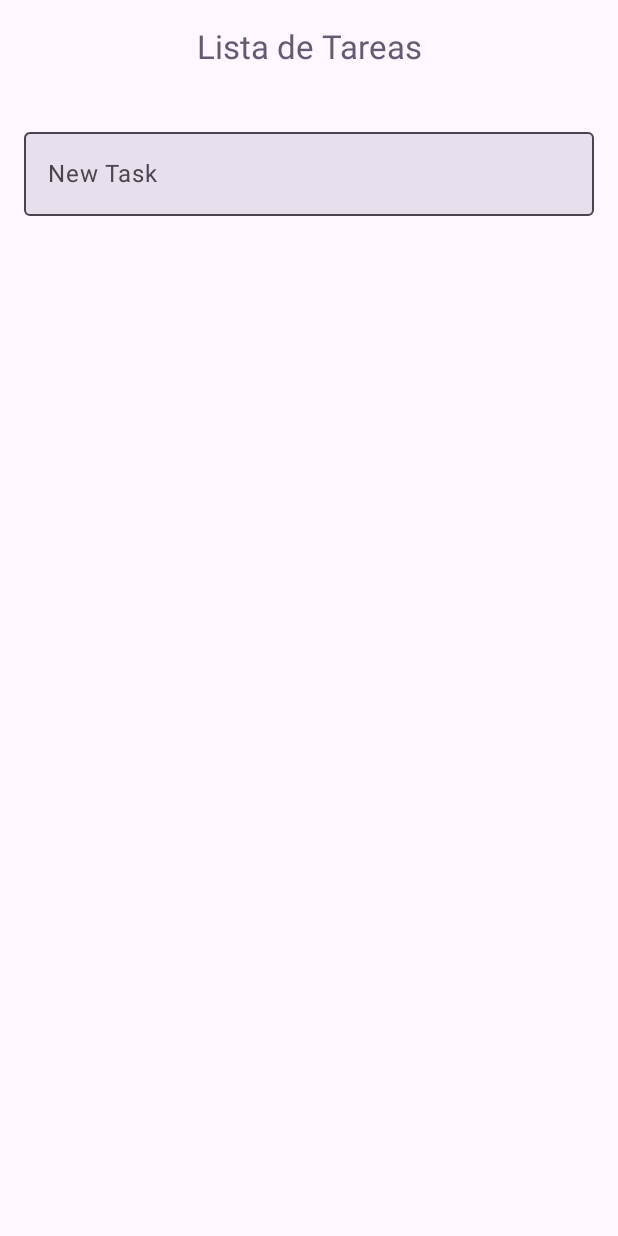
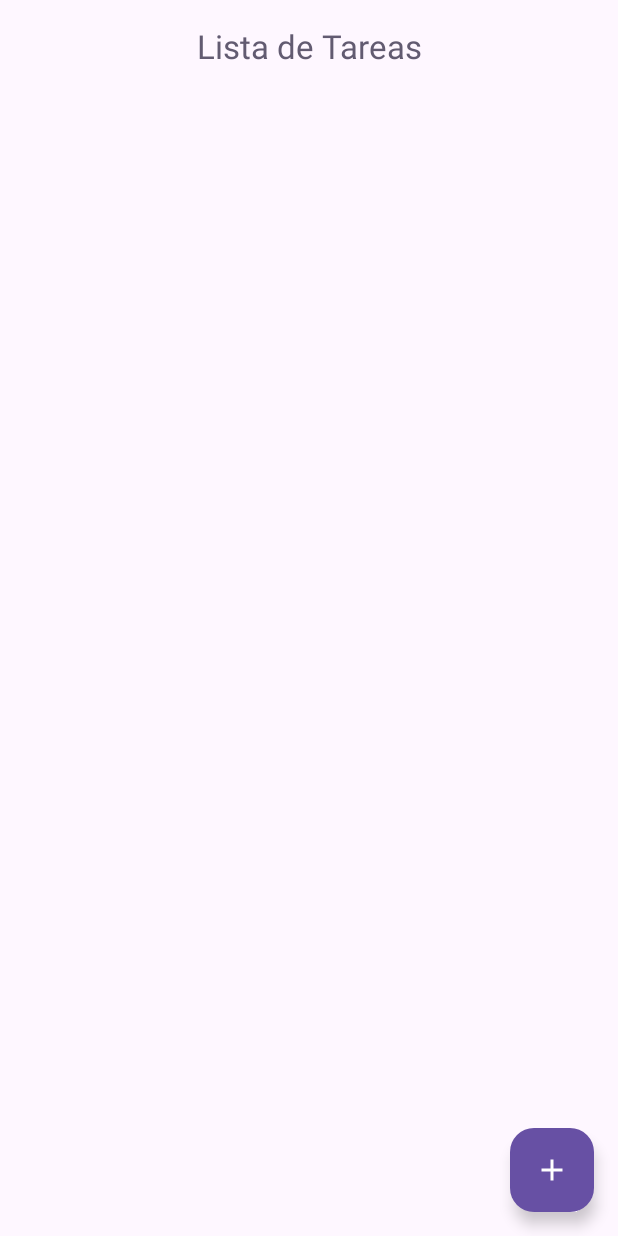
Before and after one commit to JuseJS/RoomTaskApp, an Android app built with Jetpack Compose: the screen it shows after launch (MainActivity), on a phone screen of 412 x 824 dp. Run offline under Robolectric (Android 15) with nearby library versions, the phone set to English and light mode, and no system bars; our stand-ins replace Room's generated code.

Commit message:
Modificado layout y actualizado con el nuevo sistema de navegacion

```diff
--- a/app/src/main/java/org/iesharia/composeroomapp/view/TaskList.kt
+++ b/app/src/main/java/org/iesharia/composeroomapp/view/TaskList.kt
@@ -1,6 +1,8 @@
 package org.iesharia.composeroomapp.view
 
 import androidx.compose.foundation.layout.*
+import androidx.compose.material.icons.Icons
+import androidx.compose.material.icons.filled.Add
 import androidx.compose.material3.*
 import androidx.compose.runtime.*
 import androidx.compose.ui.Alignment
@@ -12,7 +14,7 @@ import org.iesharia.composeroomapp.viewmodel.TaskViewModel
 
 @OptIn(ExperimentalMaterial3Api::class)
 @Composable
-fun TaskList(viewModel: TaskViewModel) {
+fun TaskList(viewModel: TaskViewModel, onNavigateToAddTask: () -> Unit) {
     val tasks by viewModel.tasks.collectAsState()
 
     var newTaskName by remember { mutableStateOf("") }
@@ -25,13 +27,25 @@ fun TaskList(viewModel: TaskViewModel) {
                     Text(
                         "Lista de Tareas",
                         style = MaterialTheme.typography.titleLarge,
-                        color = MaterialTheme.colorScheme.secondary // Color más distintivo
+                        color = MaterialTheme.colorScheme.secondary
                     )
                 },
                 colors = TopAppBarDefaults.centerAlignedTopAppBarColors(
-                    containerColor = MaterialTheme.colorScheme.background // Fondo transparente
+                    containerColor = MaterialTheme.colorScheme.background
                 )
             )
+        },
+        floatingActionButton = {
+            FloatingActionButton(
+                onClick = { onNavigateToAddTask() },
+                containerColor = MaterialTheme.colorScheme.primary,
+                contentColor = MaterialTheme.colorScheme.onPrimary
+            ) {
+                Icon(
+                    imageVector = Icons.Default.Add,
+                    contentDescription = "Añadir Tarea"
+                )
+            }
         }
     ) { paddingValues ->
         Column(
@@ -42,47 +56,8 @@ fun TaskList(viewModel: TaskViewModel) {
             verticalArrangement = Arrangement.Top,
             horizontalAlignment = Alignment.CenterHorizontally
         ) {
-            OutlinedTextField(
-                value = newTaskName,
-                onValueChange = { newTaskName = it },
-                label = { Text("New Task") },
-                modifier = Modifier.fillMaxWidth(),
-                colors = TextFieldDefaults.colors(
-                    focusedContainerColor = MaterialTheme.colorScheme.surface,
-                    unfocusedContainerColor = MaterialTheme.colorScheme.surfaceVariant,
-                    focusedTextColor = MaterialTheme.colorScheme.onSurface,
-                    unfocusedTextColor = MaterialTheme.colorScheme.onSurfaceVariant,
-                    focusedIndicatorColor = MaterialTheme.colorScheme.primary,
-                    unfocusedIndicatorColor = MaterialTheme.colorScheme.onSurfaceVariant,
-                    cursorColor = MaterialTheme.colorScheme.primary,
-                    focusedLabelColor = MaterialTheme.colorScheme.primary,
-                    unfocusedLabelColor = MaterialTheme.colorScheme.onSurfaceVariant
-                )
-            )
-
-            Spacer(modifier = Modifier.height(8.dp))
-            /*
-            Button(
-                onClick = {
-                    if (newTaskName.isNotBlank()) {
-                        coroutineScope.launch {
-                            viewModel.addTask(Task(name = newTaskName))
-                            newTaskName = ""
-                        }
-                    }
-                },
-                modifier = Modifier.fillMaxWidth(),
-                colors = ButtonDefaults.buttonColors(
-                    containerColor = MaterialTheme.colorScheme.primary,
-                    contentColor = MaterialTheme.colorScheme.onPrimary
-                )
-            ) {
-                Text("Add Task")
-            }
-            */
-
             tasks.forEach { task ->
-                TaskItem(task = task, onDelete = { viewModel.deleteTask(task.id) })
+                TaskItem(task = task, onDelete = { viewModel.deleteTask(task) })
             }
         }
     }
```
